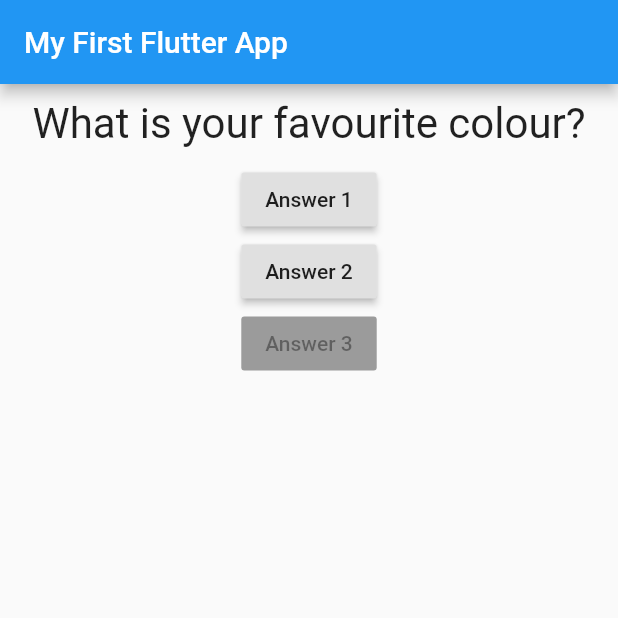
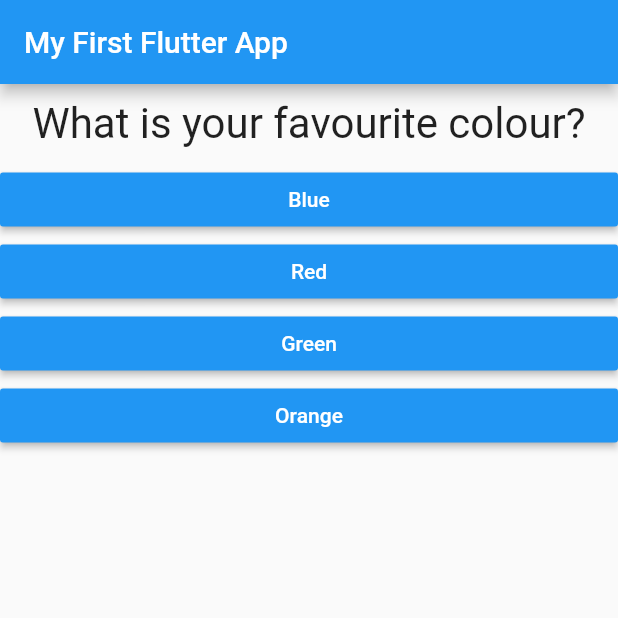
Before and after one commit to curtis-clement/flutter-quiz-app, a Flutter app: the screen it shows after launch, on a phone screen of 412 x 824 dp, the top half of it. Run offline on Flutter 3.47's test engine with Material 2 defaults, Android fonts, the phone set to English and light mode, and no system bars.

Commit message:
add dynamic rendering of answers/questions

```diff
--- /dev/null
+++ b/lib/answer.dart
@@ -0,0 +1,21 @@
+import 'package:flutter/material.dart';
+
+class Answer extends StatelessWidget {
+  final Function answerHandler;
+  final String answerText;
+
+  Answer(this.answerHandler, String this.answerText);
+
+  @override
+  Widget build(BuildContext context) {
+    return Container(
+      width: double.infinity,
+      child: RaisedButton(
+        color: Colors.blue,
+        textColor: Colors.white,
+        child: Text(answerText),
+        onPressed: answerHandler,
+      ),
+    );
+  }
+}
--- a/lib/main.dart
+++ b/lib/main.dart
@@ -1,18 +1,17 @@
 import 'package:flutter/material.dart';
 
 import './question.dart';
+import './answer.dart';
 
 void main() {
   runApp(MyFirstApp());
 }
 
 class MyFirstApp extends StatefulWidget {
-
   @override
   State<StatefulWidget> createState() {
     return _MyFirstAppState();
   }
-
 }
 
 class _MyFirstAppState extends State<MyFirstApp> {
@@ -28,8 +27,18 @@ class _MyFirstAppState extends State<MyFirstApp> {
   @override
   Widget build(BuildContext context) {
     var questions = [
-      'What is your favourite colour?',
-      'What is your favourite animal?',
+      {
+        'questionText': 'What is your favourite colour?',
+        'answers': ['Blue', 'Red', 'Green', 'Orange'],
+      },
+      {
+        'questionText': 'What is your favourite animal?',
+        'answers': ['Dog', 'Elephant', 'Monkey', 'Cat'],
+      },
+      {
+        'questionText': 'Whos is your favourite artist?',
+        'answers': ['Beatles', 'Lady Gaga', 'Blink 182', 'Stevie Wonder'],
+      },
     ];
 
     return MaterialApp(
@@ -40,20 +49,11 @@ class _MyFirstAppState extends State<MyFirstApp> {
       body: Column(
         children: <Widget>[
           Question(
-            questions[_questionIndex],
+            questions[_questionIndex]['questionText'],
           ),
-          RaisedButton(
-            child: Text('Answer 1'),
-            onPressed: _selectAnswer,
-          ),
-          RaisedButton(
-            child: Text('Answer 2'),
-            onPressed:  _selectAnswer,
-          ),
-          RaisedButton(
-            child: Text('Answer 3'),
-            onPressed: null,
-          ),
+          ...(questions[_questionIndex]['answers'] as List<String>).map((answer) {
+            return Answer(_selectAnswer, answer);
+          }).toList()
         ],
       ),
     ));
```
